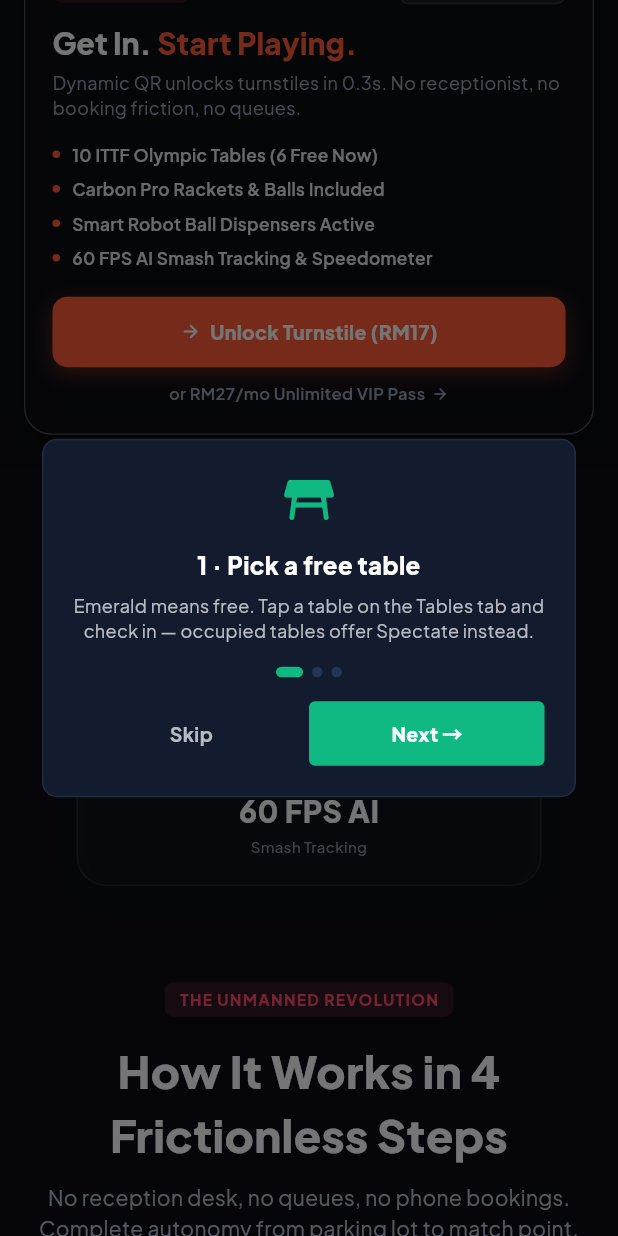
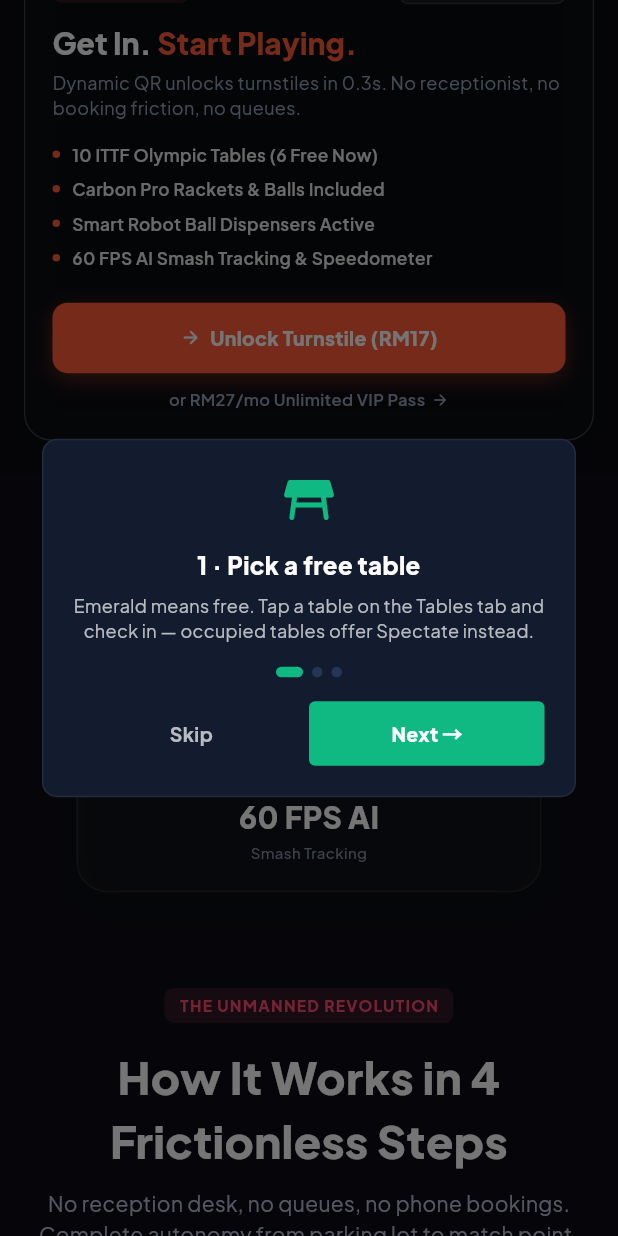
Before and after one commit to NR-aisa/Tsport_NomanShow, a Flutter app: the screen it shows after launch, scrolled down 576 dp, on a phone screen of 412 x 824 dp. Run offline on Flutter 3.47's test engine with Material 3 defaults, Android fonts, the phone set to English and light mode, and no system bars; our stand-ins replace confetti, flutter_animate, google_fonts, qr_flutter, web; missing offline and left inert: dart:ui_web.

Commit message:
style: lower hero right signboard and increase frosted glass transparency

```diff
--- a/lib/features/landing/screens/arena_landing_screen.dart
+++ b/lib/features/landing/screens/arena_landing_screen.dart
@@ -451,9 +451,9 @@ class _ArenaLandingScreenState extends State<ArenaLandingScreen> {
                     alignment: Alignment.bottomCenter,
                     padding: EdgeInsets.fromLTRB(
                       isMobile ? 16 : 32,
-                      isDesktop ? 100 : 50,
+                      isDesktop ? 80 : 40,
                       isMobile ? 16 : 32,
-                      isDesktop ? 76 : 48,
+                      isDesktop ? 42 : 32,
                     ),
                     child: Row(
                       crossAxisAlignment: CrossAxisAlignment.end,
@@ -648,17 +648,17 @@ class _ArenaLandingScreenState extends State<ArenaLandingScreen> {
   Widget _buildHeroRightCard(BuildContext context, {bool isMobile = false}) {
     return Container(
       decoration: BoxDecoration(
-        color: const Color(0xFF11141E).withValues(alpha: 0.35),
+        color: const Color(0xFF0F121C).withValues(alpha: 0.18),
         borderRadius: BorderRadius.circular(isMobile ? 18 : 20),
         border: Border.all(
-          color: Colors.white.withValues(alpha: 0.25),
+          color: Colors.white.withValues(alpha: 0.20),
           width: 1,
         ),
         boxShadow: [
           BoxShadow(
-            color: Colors.black.withValues(alpha: isMobile ? 0.30 : 0.40),
-            blurRadius: isMobile ? 18 : 26,
-            offset: Offset(0, isMobile ? 6 : 10),
+            color: Colors.black.withValues(alpha: isMobile ? 0.20 : 0.25),
+            blurRadius: isMobile ? 16 : 22,
+            offset: Offset(0, isMobile ? 4 : 8),
           ),
         ],
       ),
@@ -765,7 +765,7 @@ class _ArenaLandingScreenState extends State<ArenaLandingScreen> {
                 const SizedBox(height: 7),
                 _buildCleanCheckItem('60 FPS AI Smash Tracking & Speedometer', isMobile: isMobile),
 
-                const SizedBox(height: 18),
+                const SizedBox(height: 22),
 
                 // Clean Solid Action Button (Like KITA's [BOOK NOW] -> Electric Golden Amber on hover)
                 ArenaInteractiveButton(
```
